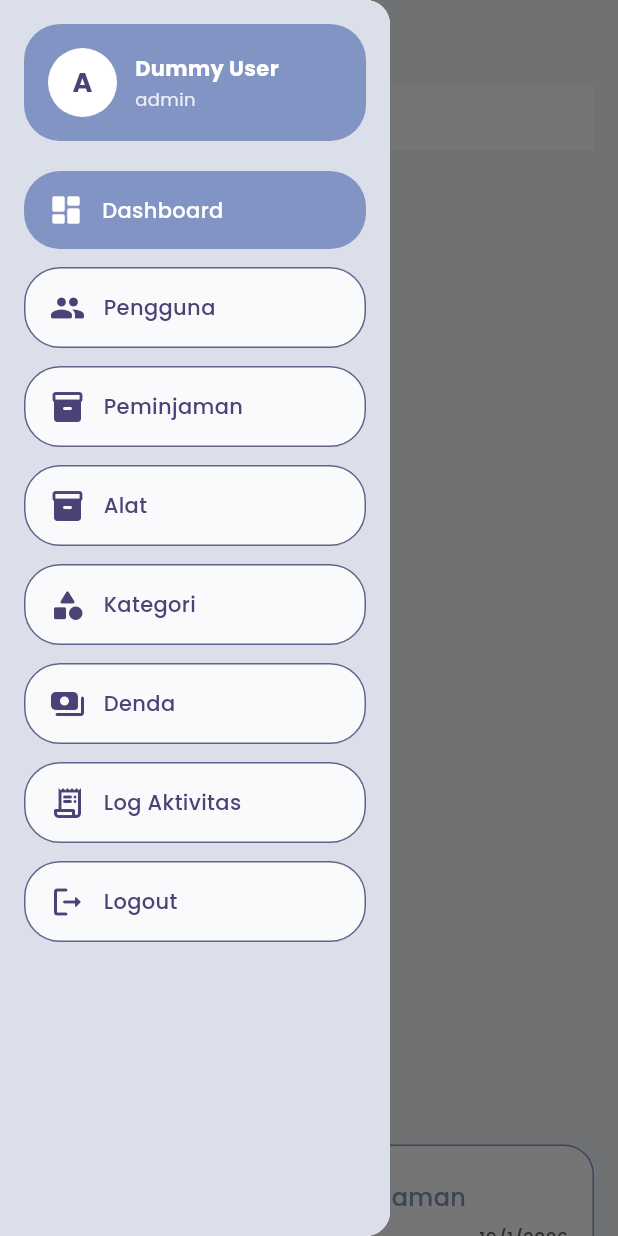
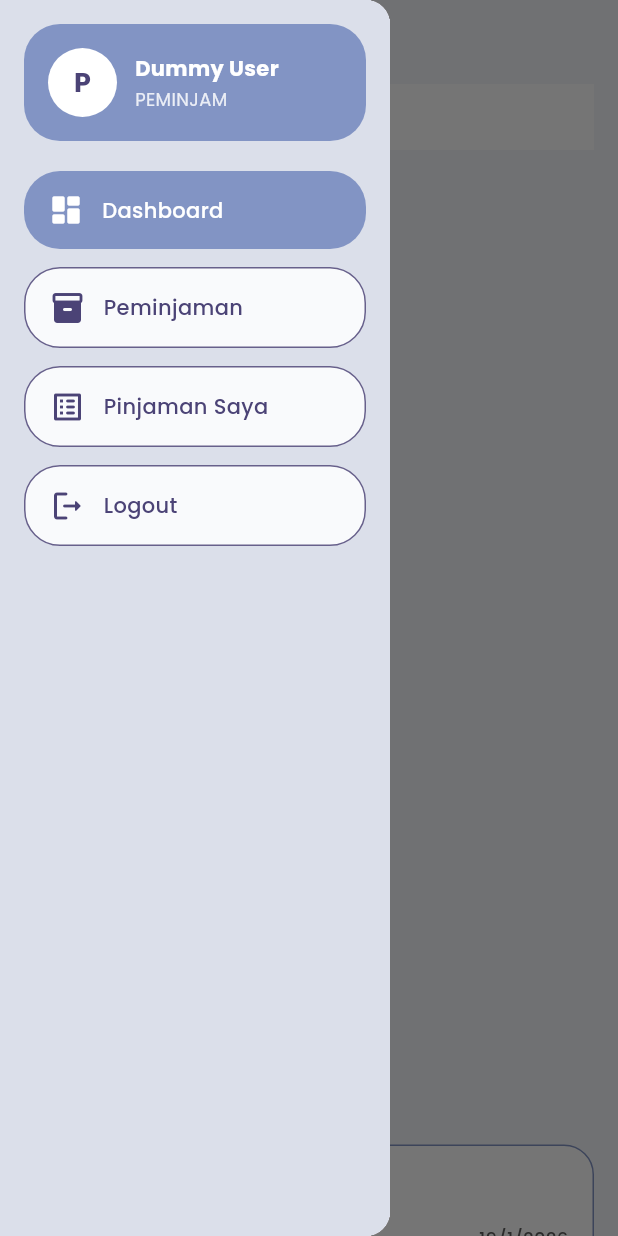
Before and after one commit to marseliaevita/brantaspinjam, a Flutter app: the MainScreen screen opened directly, with the side drawer open, on a phone screen of 412 x 824 dp. Run offline on Flutter 3.47's test engine with Material 3 defaults, Android fonts, the phone set to English and light mode, and no system bars; our stand-ins replace google_fonts, supabase_flutter; accounts and stored records are empty.

Commit message:
UI: Log aktivitas, dashboard per role

```diff
--- /dev/null
+++ b/lib/screen/admin/log_aktivitas.dart
@@ -0,0 +1,55 @@
+import 'package:flutter/material.dart';
+import 'package:brantaspinjam/widgets/card_dashboard.dart';
+
+class LogAktivitasScreen extends StatelessWidget {
+  const LogAktivitasScreen({super.key});
+
+  @override
+  Widget build(BuildContext context) {
+    final List<Map<String, String>> aktivitas = [
+      {
+        'title': 'Peminjaman Disetujui',
+        'subtitle': 'Laptop ASUS disetujui oleh petugas',
+        'date': '12 Jan 2026',
+      },
+      {
+        'title': 'Pengembalian',
+        'subtitle': 'Kamera Canon telah dikembalikan',
+        'date': '13 Jan 2026',
+      },
+      {
+        'title': 'Denda Ditambahkan',
+        'subtitle': 'Denda keterlambatan 2 hari',
+        'date': '14 Jan 2026',
+      },
+    ];
+
+    return Padding(
+      padding: const EdgeInsets.all(16),
+      child: Column(
+        children: [
+          Expanded(
+            child: aktivitas.isEmpty
+                ? const Center(
+                    child: Text("Belum ada aktivitas"),
+                  )
+                : ListView.separated(
+                    itemCount: aktivitas.length,
+                    separatorBuilder: (_, __) =>
+                        const SizedBox(height: 12),
+                    itemBuilder: (context, index) {
+                      final item = aktivitas[index];
+
+                      return ActivityCard(
+                        title: item['title']!,
+                        subtitle: item['subtitle']!,
+                        date: item['date']!,
+                      );
+                    },
+                  ),
+          ),
+        ],
+      ),
+    );
+  }
+}
--- a/lib/screen/dashboard/dashboard_screen.dart
+++ b/lib/screen/dashboard/dashboard_screen.dart
@@ -1,8 +1,14 @@
 import 'package:flutter/material.dart';
 import 'package:brantaspinjam/widgets/card_dashboard.dart';
+import 'package:brantaspinjam/shared/enums.dart';
 
 class DashboardScreen extends StatelessWidget {
-  const DashboardScreen({super.key});
+  final UserRole role;
+
+  const DashboardScreen({
+    super.key,
+    required this.role,
+  });
 
   @override
   Widget build(BuildContext context) {
@@ -11,37 +17,22 @@ class DashboardScreen extends StatelessWidget {
       child: Column(
         crossAxisAlignment: CrossAxisAlignment.start,
         children: [
-          // DASHBOARD
+
+          // ADMIN
+          if (role == UserRole.admin) ...[
             Wrap(
               spacing: 15,
               runSpacing: 15,
               children: const [
-              DashboardCard(
-                icon: Icons.inventory_2,
-                title: "Alat",
-                value: "11",
-              ),
-              DashboardCard(
-                icon: Icons.people,
-                title: "Pengguna",
-                value: "8",
-              ),
-              DashboardCard(
-                icon: Icons.category,
-                title: "Kategori",
-                value: "5",
-              ),
-              DashboardCard(
-                icon: Icons.assignment,
-                title: "Peminjaman",
-                value: "10",
-              ),
+                DashboardCard(icon: Icons.inventory_2, title: "Alat", value: "11"),
+                DashboardCard(icon: Icons.people, title: "Pengguna", value: "8"),
+                DashboardCard(icon: Icons.category, title: "Kategori", value: "5"),
+                DashboardCard(icon: Icons.assignment, title: "Peminjaman", value: "10"),
               ],
             ),
 
             const SizedBox(height: 24),
 
-          // AKTIVITAS
             const Text(
               "Aktivitas",
               style: TextStyle(
@@ -53,16 +44,104 @@ class DashboardScreen extends StatelessWidget {
             const SizedBox(height: 12),
 
             const ActivityCard(
-            title: "Mengajukan Peminjaman",
-            subtitle: "Mobil Toko/Peminjam",
+              title: "Pinjam",
+              subtitle: "Egi Dwi / Peminjam",
               date: "19/1/2026",
             ),
-          const SizedBox(height: 10),
+          ],
+
+          // PETUGAS
+          if (role == UserRole.petugas) ...[
+            Wrap(
+              spacing: 15,
+              runSpacing: 15,
+              children: const [
+                DashboardCard(icon: Icons.assignment, title: "Pengajuan", value: "6"),
+                DashboardCard(icon: Icons.inventory, title: "Dipinjam", value: "4"),
+                DashboardCard(icon: Icons.assignment_turned_in, title: "Kembali", value: "3"),
+                DashboardCard(icon: Icons.warning, title: "Terlambat", value: "1"),
+              ],
+            ),
+
+            const SizedBox(height: 24),
+
+            Row(
+              mainAxisAlignment: MainAxisAlignment.spaceBetween,
+              children: [
+                const Text(
+                  "Aktivitas",
+                  style: TextStyle(
+                    fontSize: 18,
+                    fontWeight: FontWeight.w600,
+                    color: Color(0xFF4B4376),
+                  ),
+                ),
+
+                SizedBox(
+                  width: 112,
+                  height: 42,
+                  child: OutlinedButton(
+                    onPressed: () {},
+                    style: OutlinedButton.styleFrom(
+                      backgroundColor: const Color(0xFF8294C4),
+                      side: const BorderSide(color: Color(0xFF4B4376)),
+                      shape: RoundedRectangleBorder(
+                        borderRadius: BorderRadius.circular(8),
+                      ),
+                    ),
+                    child: const Text(
+                      "Cetak",
+                      style: TextStyle(
+                        fontSize: 15,
+                        fontWeight: FontWeight.bold,
+                        color: Colors.white,
+                      ),
+                    ),
+                  ),
+                ),
+              ],
+            ),
+
+            const SizedBox(height: 12),
+
             const ActivityCard(
-            title: "Pinjam",
-            subtitle: "Egi Dwi/Peminjam",
+              title: "Mengajukan Peminjaman",
+              subtitle: "Mobil Toko / Peminjam",
               date: "19/1/2026",
             ),
+          ],
+
+          // PEMINJAM
+          if (role == UserRole.peminjam) ...[
+            Wrap(
+              spacing: 15,
+              runSpacing: 15,
+              children: const [
+                DashboardCard(icon: Icons.assignment, title: "Pengajuan", value: "2"),
+                DashboardCard(icon: Icons.inventory, title: "Dipinjam", value: "1"),
+                DashboardCard(icon: Icons.warning, title: "Terlambat", value: "0"),
+                DashboardCard(icon: Icons.check_circle, title: "Selesai", value: "5"),
+              ],
+            ),
+
+            const SizedBox(height: 24),
+
+            const Text(
+              "Aktivitas",
+              style: TextStyle(
+                fontSize: 18,
+                fontWeight: FontWeight.w600,
+                color: Color(0xFF4B4376),
+              ),
+            ),
+            const SizedBox(height: 12),
+
+            const ActivityCard(
+              title: "Dipinjam",
+              subtitle: "Laptop Asus",
+              date: "19/1/2026",
+            ),
+          ],
         ],
       ),
     );
--- a/lib/screen/main_screen.dart
+++ b/lib/screen/main_screen.dart
@@ -1,4 +1,5 @@
 import 'package:flutter/material.dart';
+import 'package:brantaspinjam/shared/enums.dart';
 import 'package:brantaspinjam/widgets/app_sidebar.dart';
 import 'package:brantaspinjam/screen/admin/alat/alat_screen.dart';
 import 'package:brantaspinjam/screen/admin/kategori/kategori_screen.dart';
@@ -10,6 +11,7 @@ import 'package:brantaspinjam/screen/petugas/peminjaman_screen.dart';
 import 'package:brantaspinjam/screen/petugas/pengembalian_screen.dart';
 import 'package:brantaspinjam/screen/peminjam/peminjaman_list_screen.dart';
 import 'package:brantaspinjam/screen/peminjam/pinjam_alat_screen.dart';
+import 'package:brantaspinjam/screen/admin/log_aktivitas.dart';
 
 class MainScreen extends StatefulWidget {
   const MainScreen({super.key});
@@ -19,9 +21,10 @@ class MainScreen extends StatefulWidget {
 }
 
 class _MainScreenState extends State<MainScreen> {
-//String role = 'petugas';
-String role = 'admin';
-//String role = 'peminjam';
+//UserRole role = UserRole.admin;
+//UserRole role = UserRole.petugas;
+ UserRole role = UserRole.peminjam;
+
 
   String activeMenu = 'dashboard';
 
@@ -55,14 +58,14 @@ String role = 'admin';
  Widget getActiveScreen() {
   switch (activeMenu) {
     case 'dashboard':
-      return const DashboardScreen();
+  return DashboardScreen(role: role);
 
     case 'user':
       return const UserScreen();
 
     case 'peminjaman':
-      if (role == 'admin') return const PeminjamanAdminScreen();
-      if (role == 'petugas') return const PeminjamanPetugasScreen();
+      if (role == UserRole.admin) return const PeminjamanAdminScreen();
+      if (role == UserRole.petugas) return const PeminjamanPetugasScreen();
       return const PinjamAlatScreen();
 
     case 'pengembalian':
@@ -81,10 +84,10 @@ String role = 'admin';
       return const DendaScreen();
 
     case 'log':
-      return const Center(child: Text('Log Aktivitas'));
+      return const LogAktivitasScreen();
 
     default:
-      return const DashboardScreen();
+      return DashboardScreen(role: role);
   }
 }
 
--- a/lib/shared/enums.dart
+++ b/lib/shared/enums.dart
@@ -1,3 +1,9 @@
+enum UserRole {
+  admin,
+  petugas,
+  peminjam,
+}
+
 enum PeminjamanStatus {
   pengajuan,
   dipinjam,
--- a/lib/widgets/app_sidebar.dart
+++ b/lib/widgets/app_sidebar.dart
@@ -1,7 +1,8 @@
 import 'package:flutter/material.dart';
+import 'package:brantaspinjam/shared/enums.dart';
 
 class AppSidebar extends StatelessWidget {
-  final String role;
+  final UserRole role;
   final String activeMenu;
   final Function(String) onMenuTap;
 
@@ -12,9 +13,9 @@ class AppSidebar extends StatelessWidget {
     required this.onMenuTap,
   });
 
-  static List<Map<String, dynamic>> getMenusByRoleStatic(String role) {
+  static List<Map<String, dynamic>> getMenusByRoleStatic(UserRole role) {
     switch (role) {
-      case 'admin':
+      case UserRole.admin:
         return [
           _menu(Icons.dashboard_rounded, 'Dashboard', 'dashboard'),
           _menu(Icons.people_rounded, 'Pengguna', 'user'),
@@ -25,22 +26,20 @@ class AppSidebar extends StatelessWidget {
           _menu(Icons.receipt_long_rounded, 'Log Aktivitas', 'log'),
           _menu(Icons.logout_rounded, 'Logout', 'logout'),
         ];
-      case 'petugas':
+      case UserRole.petugas:
         return [
           _menu(Icons.dashboard_rounded, 'Dashboard', 'dashboard'),
           _menu(Icons.inventory_2_rounded, 'Peminjaman', 'peminjaman'),
           _menu(Icons.assignment_return_rounded, 'Pengembalian', 'pengembalian'),
           _menu(Icons.logout_rounded, 'Logout', 'logout'),
         ];
-      case 'peminjam':
+      case UserRole.peminjam:
         return [
           _menu(Icons.dashboard_rounded, 'Dashboard', 'dashboard'),
           _menu(Icons.inventory_2_rounded, 'Peminjaman', 'peminjaman'),
           _menu(Icons.list_alt_rounded, 'Pinjaman Saya', 'pinjaman_saya'),
           _menu(Icons.logout_rounded, 'Logout', 'logout'),
         ];
-      default:
-        return [];
     }
   }
 
@@ -57,8 +56,9 @@ class AppSidebar extends StatelessWidget {
   }
 
   String getInitial() {
-    return role.isNotEmpty ? role[0].toUpperCase() : 'U';
+  return role.name[0].toUpperCase();
 }
+
 
   @override
   Widget build(BuildContext context) {
@@ -113,12 +113,13 @@ class AppSidebar extends StatelessWidget {
                         ),
                         const SizedBox(height: 2),
                         Text(
-                          role,
+  role.name.toUpperCase(),
   style: const TextStyle(
     fontSize: 12,
     color: Color.fromRGBO(255, 255, 255, 0.84),
   ),
 ),
+
                       ],
                     )
                   ],
```
Lines whose indentation alone changed are shown as unchanged.
